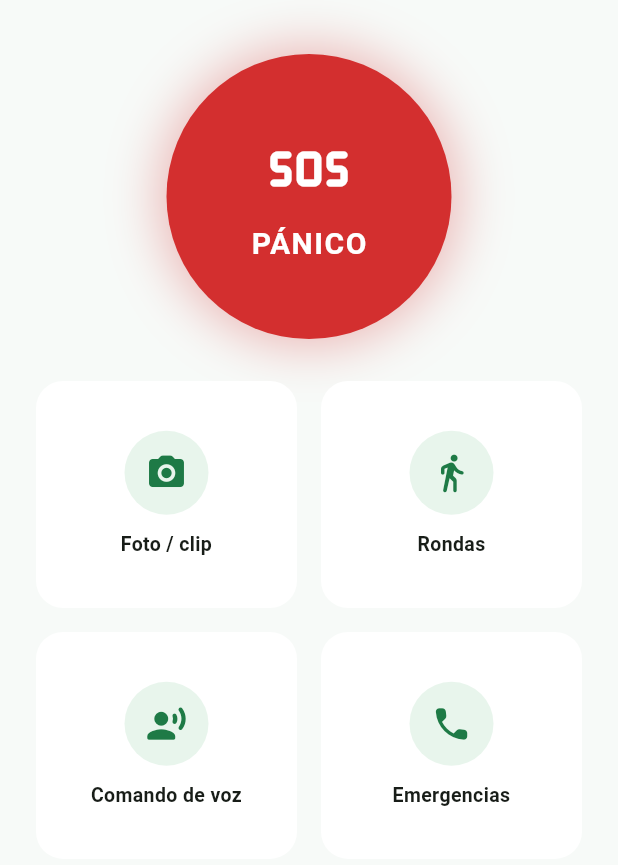
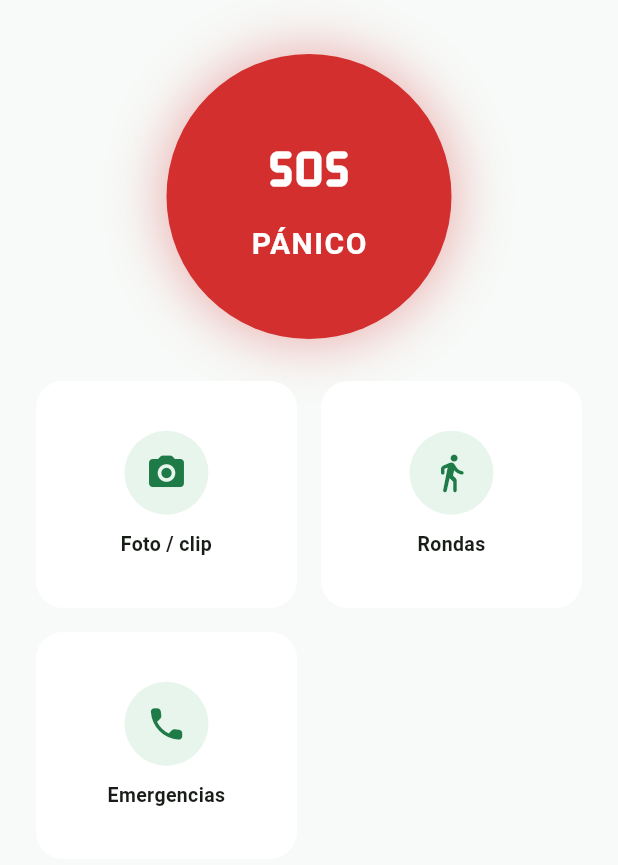
Before and after one commit to fabyelias/AlertBotApp, a Flutter app: the PantallaInicio screen opened directly, after a tap on "Rondas", on a phone screen of 412 x 824 dp, the part 84-949 px from its top. Run offline on Flutter 3.47's test engine with Material 3 defaults, Android fonts, the phone set to English and light mode, and no system bars; our stand-ins replace geolocator, permission_handler, shared_preferences; missing offline and left inert: flutter_foreground_task, porcupine_flutter; accounts and stored records are empty.

Commit message:
Sacar el comando de voz del menú por ahora
console.picovoice.ai tiene roto el registro (rechaza mails gratuitos
como Gmail con "valid company email", bug conocido y reportado por
otros usuarios, sin arreglo de su lado todavía). En vez de seguir
bloqueados por eso, se saca la tarjeta "Comando de voz" de la pantalla
de Inicio y la inicialización del servicio en primer plano de main.dart
— la app queda usable sin esa función.

El código (lib/comando_voz_servicio.dart, lib/pantallas/comando_voz.dart,
los permisos de Android) se deja intacto para retomarlo más adelante,
ya sea con Picovoice si arreglan el bug o dan acceso por soporte, o
cambiando a otro motor sin cuenta (ej. Vosk).

Co-Authored-By: Claude Sonnet 5 <noreply@anthropic.com>
Claude-Session: https://claude.ai/code/session_01DLVrgXPZmDYPG1s3yfWi3V

```diff
--- a/lib/main.dart
+++ b/lib/main.dart
@@ -1,13 +1,8 @@
 import 'package:flutter/material.dart';
-import 'package:flutter_foreground_task/flutter_foreground_task.dart';
 import 'tema.dart';
 import 'pantallas/arranque.dart';
 
 void main() {
-  // Necesario para que el comando de voz pueda avisarle a la pantalla
-  // cuando el servicio en primer plano arranca o para (ver
-  // comando_voz_servicio.dart).
-  FlutterForegroundTask.initCommunicationPort();
   runApp(const AlertBotApp());
 }
 
--- a/lib/pantallas/inicio.dart
+++ b/lib/pantallas/inicio.dart
@@ -2,7 +2,6 @@ import 'package:flutter/material.dart';
 import '../api.dart';
 import '../sesion.dart';
 import '../tema.dart';
-import 'comando_voz.dart';
 
 /// Categorías de pánico: la clave es la que entiende el backend
 /// (ver CATEGORIAS_PANICO en config.py del bot), el texto es lo que ve
@@ -132,13 +131,6 @@ class _PantallaInicioState extends State<PantallaInicio> {
                   children: [
                     _TarjetaAccion(icono: Icons.photo_camera_rounded, titulo: 'Foto / clip', onTap: () {}),
                     _TarjetaAccion(icono: Icons.directions_walk_rounded, titulo: 'Rondas', onTap: () {}),
-                    _TarjetaAccion(
-                      icono: Icons.record_voice_over_rounded,
-                      titulo: 'Comando de voz',
-                      onTap: () => Navigator.of(context).push(
-                        MaterialPageRoute(builder: (_) => const PantallaComandoVoz()),
-                      ),
-                    ),
                     _TarjetaAccion(icono: Icons.local_phone_rounded, titulo: 'Emergencias', onTap: () {}),
                   ],
                 ),
```
Also changed, not shown: 1 other file.
